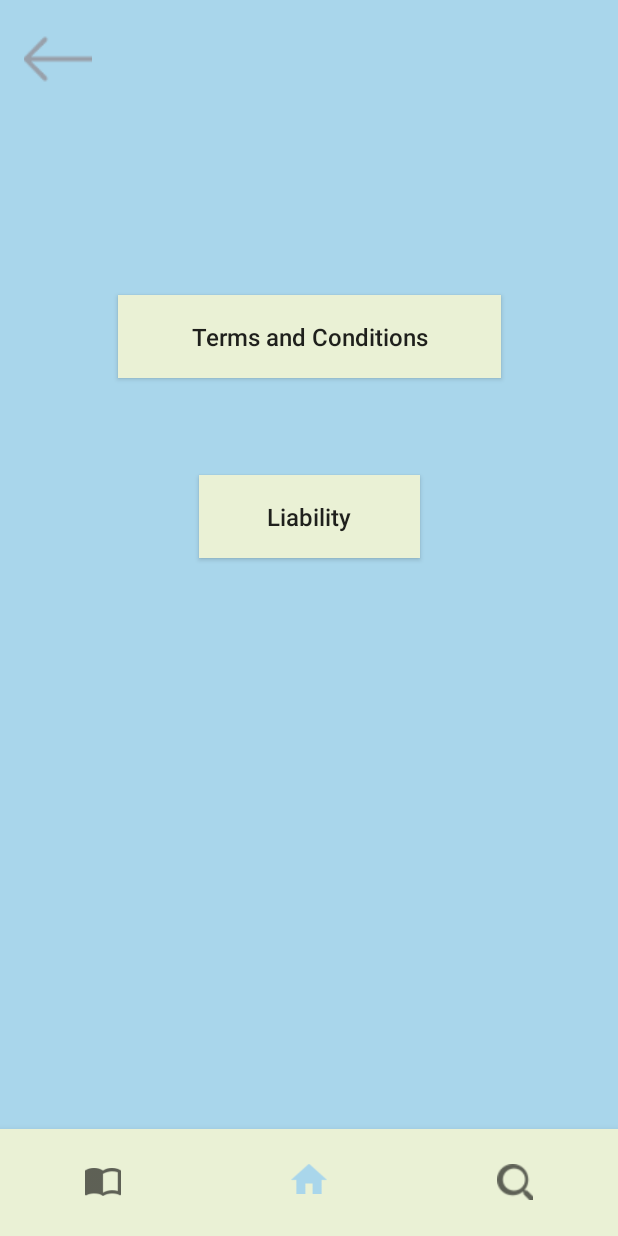
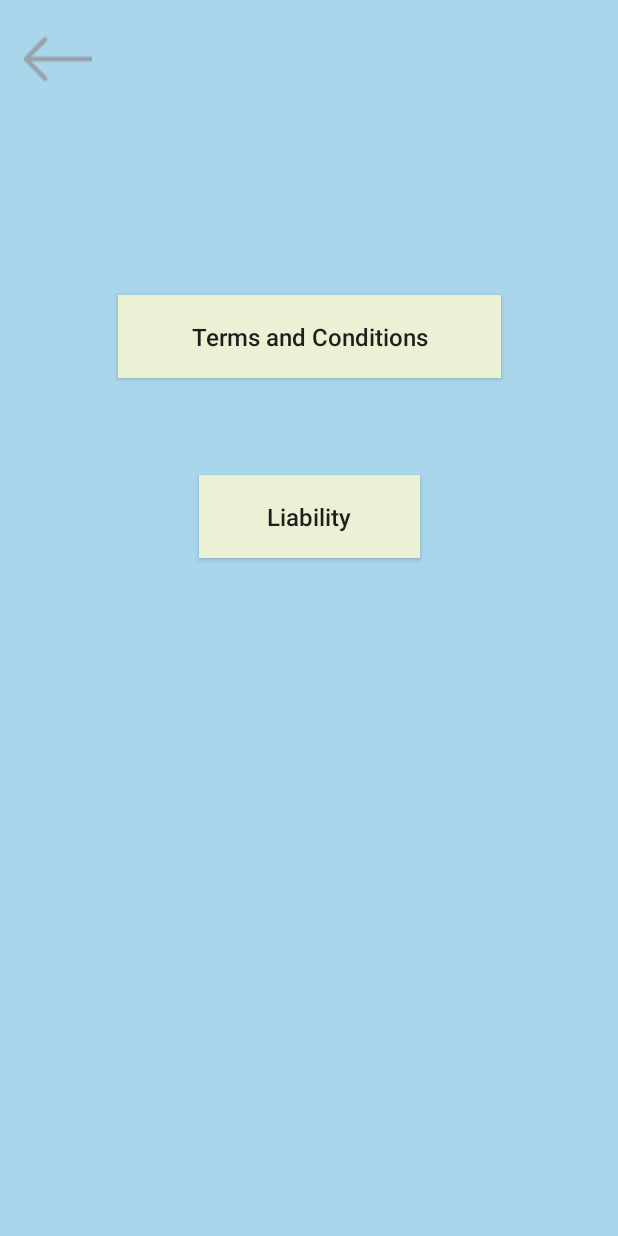
Before and after one commit to EsterChang/DigitalDoctorApp, an Android app: the SettingsActivity screen opened directly, with no data from a screen before it, on a phone screen of 412 x 824 dp. Run offline under Robolectric (Android 15) with nearby library versions, the phone set to English and light mode, and no system bars.

Commit message:
Changed some bnv stuff
I don't think we will want the nav view on this page, since it is separate and could cause trouble down the line since it is a new activity.

```diff
--- a/DigitalDoctor/app/src/main/java/com/juniordesign/digitaldoctor/SettingsActivity.java
+++ b/DigitalDoctor/app/src/main/java/com/juniordesign/digitaldoctor/SettingsActivity.java
@@ -11,14 +11,14 @@ import android.view.View;
 
 public class  SettingsActivity extends AppCompatActivity {
 
-    BottomNavigationView mBottomNav;
+//    BottomNavigationView mBottomNav;
     @Override
     protected void onCreate(Bundle savedInstanceState) {
         super.onCreate(savedInstanceState);
         setContentView(R.layout.activity_settings);
 
-        mBottomNav = findViewById(R.id.navigationView);
-        mBottomNav.getMenu().findItem(R.id.navigation_home).setChecked(true);
+//        mBottomNav = findViewById(R.id.navigationView);
+//        mBottomNav.getMenu().findItem(R.id.navigation_home).setChecked(true);
 
         SharedPreferences prefs = getSharedPreferences("prefs", MODE_PRIVATE);
     }
--- a/DigitalDoctor/app/src/main/res/layout/activity_settings.xml
+++ b/DigitalDoctor/app/src/main/res/layout/activity_settings.xml
@@ -8,19 +8,19 @@
     app:layout_behavior="@string/appbar_scrolling_view_behavior"
     tools:context="com.juniordesign.digitaldoctor.SettingsActivity">
 
-    <android.support.design.widget.BottomNavigationView
-        android:id="@+id/navigationView"
-        android:layout_width="0dp"
-        android:layout_height="wrap_content"
-        android:layout_marginEnd="0dp"
-        android:layout_marginStart="0dp"
-        android:paddingTop="15dp"
-        android:background="@color/colorSecondary"
-        app:layout_constraintBottom_toBottomOf="parent"
-        app:layout_constraintLeft_toLeftOf="parent"
-        app:layout_constraintRight_toRightOf="parent"
-        app:itemBackground="@color/colorSecondary"
-        app:menu="@menu/navigation"/>
+<!--    <android.support.design.widget.BottomNavigationView-->
+<!--        android:id="@+id/navigationView"-->
+<!--        android:layout_width="0dp"-->
+<!--        android:layout_height="wrap_content"-->
+<!--        android:layout_marginEnd="0dp"-->
+<!--        android:layout_marginStart="0dp"-->
+<!--        android:paddingTop="15dp"-->
+<!--        android:background="@color/colorSecondary"-->
+<!--        app:layout_constraintBottom_toBottomOf="parent"-->
+<!--        app:layout_constraintLeft_toLeftOf="parent"-->
+<!--        app:layout_constraintRight_toRightOf="parent"-->
+<!--        app:itemBackground="@color/colorSecondary"-->
+<!--        app:menu="@menu/navigation"/>-->
 
     <ImageButton
         android:id="@+id/back_button"
```
